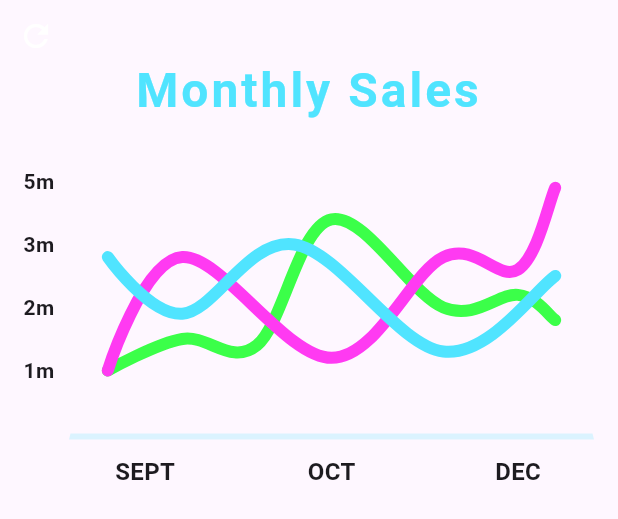
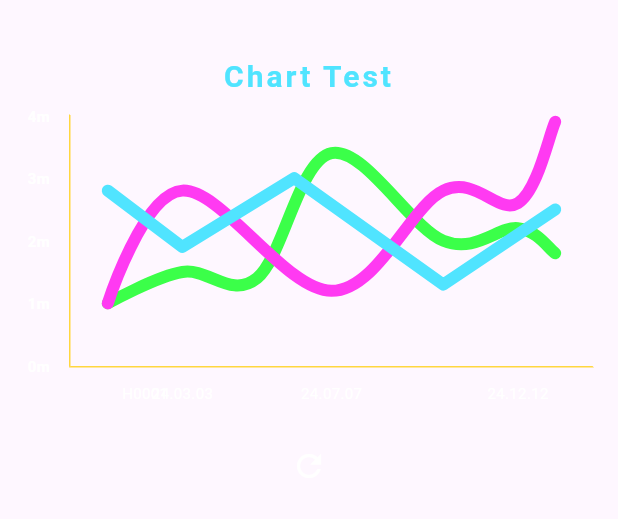
Before and after one commit to gehenna-yang/functiontest, a Flutter app: the LineChartSample1 widget shown alone on an empty page, opened directly, on a phone screen of 412 x 824 dp. Shown: the top 519 px of the screen. Run offline on Flutter 3.47's test engine with Material 3 defaults, Android fonts, the phone set to English and light mode, and no system bars; drawn by our look-alikes of fl_chart; our stand-ins replace firebase_core, firebase_dynamic_links, flutter_slider_drawer, image_picker, permission_handler, pretty_qr_code and 2 more; missing offline and left inert: easy_image_viewer, excel, file_selector, shrink_sidemenu, syncfusion_flutter_xlsio, youtube and 1 more; accounts and stored records are empty.

Commit message:
[fl_chart] line chart custom

```diff
--- a/lib/Charts/Fl_LineChart1.dart
+++ b/lib/Charts/Fl_LineChart1.dart
@@ -1,9 +1,10 @@
 import 'package:fl_chart/fl_chart.dart';
 import 'package:flutter/material.dart';
+import 'package:testfun_project/Charts/color_extensions.dart';
 import 'package:testfun_project/Charts/resources/app_resources.dart';
 
 class _LineChart extends StatelessWidget {
-  const _LineChart({required this.isShowingMainData});
+  _LineChart({required this.isShowingMainData});
 
   final bool isShowingMainData;
 
@@ -29,14 +30,32 @@ class _LineChart extends StatelessWidget {
 
   LineChartData get sampleData2 => LineChartData(
     lineTouchData: lineTouchData2,
-    gridData: gridData,
+    extraLinesData: extraLinedata,
     titlesData: titlesData2,
     borderData: borderData,
     lineBarsData: lineBarsData2,
+    backgroundColor: Colors.white,
     minX: 0,
+    minY: 0,
     maxX: 14,
-    maxY: 6,
-    minY: 0,
+    maxY: 10,
+  );
+
+  var hhh = HorizontalLine(
+    y: 5,
+    color: Colors.transparent,
+    label: HorizontalLineLabel(
+      show: true,
+      padding: const EdgeInsets.symmetric(horizontal: 5, vertical: 5),
+      style: const TextStyle(fontSize: 10, color: Colors.lightBlue),
+      alignment: Alignment.topCenter,
+      direction: LabelDirection.horizontal,
+    )
+  );
+
+  ExtraLinesData get extraLinedata => ExtraLinesData(
+    extraLinesOnTop: true,
+    horizontalLines: [hhh],
   );
 
   LineTouchData get lineTouchData1 => LineTouchData(
@@ -68,7 +87,13 @@ class _LineChart extends StatelessWidget {
   ];
 
   LineTouchData get lineTouchData2 => const LineTouchData(
-    enabled: false,
+    enabled: true,
+    touchTooltipData: LineTouchTooltipData(
+      tooltipBorder: BorderSide(color: Colors.blueGrey),
+      tooltipPadding: EdgeInsets.symmetric(horizontal: 5, vertical: 5),
+      tooltipMargin: 10,
+      maxContentWidth: 220,
+    ),
   );
 
   FlTitlesData get titlesData2 => FlTitlesData(
@@ -95,28 +120,11 @@ class _LineChart extends StatelessWidget {
   Widget leftTitleWidgets(double value, TitleMeta meta) {
     const style = TextStyle(
       fontWeight: FontWeight.bold,
-      fontSize: 14,
+      color: Colors.white,
+      fontSize: 10,
     );
     String text;
-    switch (value.toInt()) {
-      case 1:
-        text = '1m';
-        break;
-      case 2:
-        text = '2m';
-        break;
-      case 3:
-        text = '3m';
-        break;
-      case 4:
-        text = '5m';
-        break;
-      case 5:
-        text = '6m';
-        break;
-      default:
-        return Container();
-    }
+    text = "${value.toInt()}m";
 
     return Text(text, style: style, textAlign: TextAlign.center);
   }
@@ -130,19 +138,23 @@ class _LineChart extends StatelessWidget {
 
   Widget bottomTitleWidgets(double value, TitleMeta meta) {
     const style = TextStyle(
-      fontWeight: FontWeight.bold,
-      fontSize: 16,
+      fontWeight: FontWeight.w400,
+      fontSize: 10,
+      color: Colors.white
     );
     Widget text;
     switch (value.toInt()) {
       case 2:
-        text = const Text('SEPT', style: style);
+        text = const Text('H0001', style: style);
+        break;
+      case 3:
+        text = const Text('24.03.03', style: style);
         break;
       case 7:
-        text = const Text('OCT', style: style);
+        text = const Text('24.07.07', style: style);
         break;
       case 12:
-        text = const Text('DEC', style: style);
+        text = const Text('24.12.12', style: style);
         break;
       default:
         text = const Text('');
@@ -167,12 +179,11 @@ class _LineChart extends StatelessWidget {
 
   FlBorderData get borderData => FlBorderData(
     show: true,
-    border: Border(
-      bottom:
-      BorderSide(color: AppColors.primary.withOpacity(0.2), width: 4),
-      left: const BorderSide(color: Colors.transparent),
-      right: const BorderSide(color: Colors.transparent),
-      top: const BorderSide(color: Colors.transparent),
+    border: const Border(
+      bottom: BorderSide(color: Colors.amberAccent),
+      left: BorderSide(color: Colors.amberAccent),
+      right: BorderSide(color: Colors.transparent),
+      top: BorderSide(color: Colors.transparent),
     ),
   );
 
@@ -215,7 +226,7 @@ class _LineChart extends StatelessWidget {
   );
 
   LineChartBarData get lineChartBarData1_3 => LineChartBarData(
-    isCurved: true,
+    isCurved: false,
     color: AppColors.contentColorCyan,
     barWidth: 8,
     isStrokeCapRound: true,
@@ -250,11 +261,11 @@ class _LineChart extends StatelessWidget {
   );
 
   LineChartBarData get lineChartBarData2_2 => LineChartBarData(
-    isCurved: true,
+    isCurved: false,
     color: AppColors.contentColorPink.withOpacity(0.5),
-    barWidth: 4,
-    isStrokeCapRound: true,
-    dotData: const FlDotData(show: false),
+    barWidth: 3,
+    isStrokeCapRound: false,
+    dotData: const FlDotData(show: true),
     belowBarData: BarAreaData(
       show: true,
       color: AppColors.contentColorPink.withOpacity(0.2),
@@ -270,10 +281,11 @@ class _LineChart extends StatelessWidget {
   );
 
   LineChartBarData get lineChartBarData2_3 => LineChartBarData(
-    isCurved: true,
+    isCurved: false,
     curveSmoothness: 0,
     color: AppColors.contentColorCyan.withOpacity(0.5),
     barWidth: 2,
+    show: true, // show 조절로 그래프 표현 유무 설정
     isStrokeCapRound: true,
     dotData: const FlDotData(show: true),
     belowBarData: BarAreaData(show: false),
@@ -307,26 +319,24 @@ class LineChartSample1State extends State<LineChartSample1> {
   Widget build(BuildContext context) {
     return AspectRatio(
       aspectRatio: 1.23,
-      child: Stack(
-        children: <Widget>[
-          Column(
+      child: Column(
         crossAxisAlignment: CrossAxisAlignment.stretch,
         children: <Widget>[
           const SizedBox(
             height: 37,
           ),
           const Text(
-                'Monthly Sales',
+            'Chart Test',
             style: TextStyle(
               color: AppColors.primary,
-                  fontSize: 32,
+              fontSize: 20,
               fontWeight: FontWeight.bold,
               letterSpacing: 2,
             ),
             textAlign: TextAlign.center,
           ),
           const SizedBox(
-                height: 37,
+            height: 10,
           ),
           Expanded(
             child: Padding(
@@ -336,8 +346,6 @@ class LineChartSample1State extends State<LineChartSample1> {
           ),
           const SizedBox(
             height: 10,
-              ),
-            ],
           ),
           IconButton(
             icon: Icon(
```
Also changed, not shown: pubspec.lock. Lines whose indentation alone changed are shown as unchanged.
